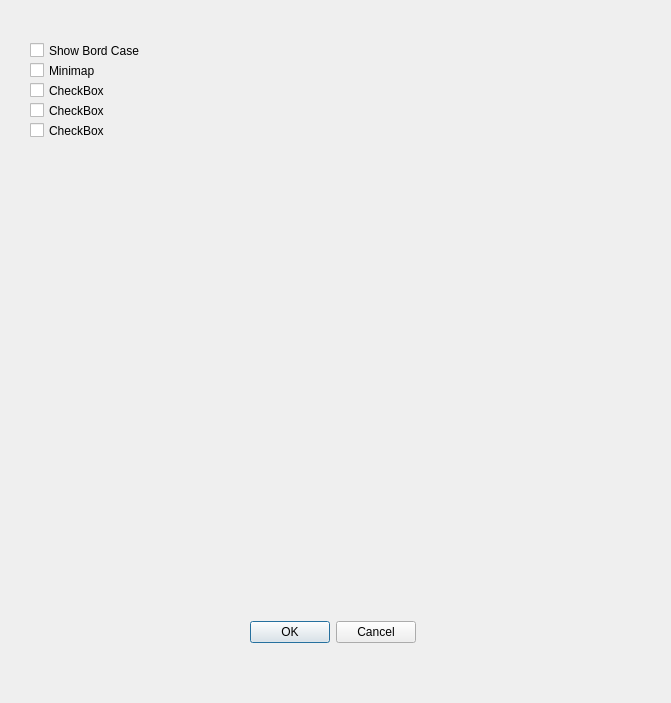
First picture: the form in view/Settings.ui, repository yetanotherf0rked/3a_bobbar, before the edit.
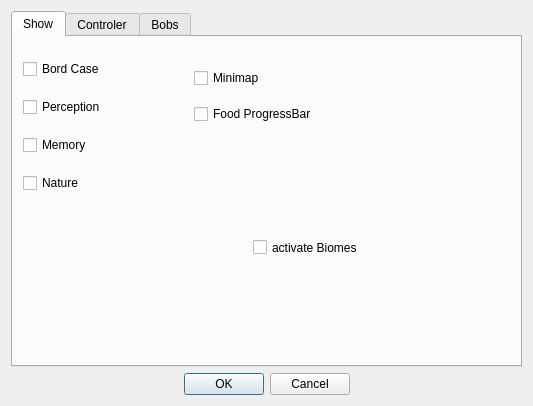
Second picture: the form after the edit.

Diff of the .ui file:
```diff
--- a/view/Settings.ui
+++ b/view/Settings.ui
@@ -6,91 +6,148 @@
    <rect>
     <x>0</x>
     <y>0</y>
-    <width>671</width>
-    <height>703</height>
+    <width>533</width>
+    <height>406</height>
    </rect>
   </property>
   <property name="windowTitle">
    <string>Form</string>
   </property>
+  <layout class="QVBoxLayout" name="verticalLayout_4">
+   <item>
+    <widget class="QTabWidget" name="tabWidget">
+     <property name="currentIndex">
+      <number>0</number>
+     </property>
+     <widget class="QWidget" name="tab">
+      <attribute name="title">
+       <string>Show</string>
+      </attribute>
+      <widget class="QCheckBox" name="show_Biomes">
+       <property name="geometry">
+        <rect>
+         <x>240</x>
+         <y>200</y>
+         <width>122</width>
+         <height>21</height>
+        </rect>
+       </property>
+       <property name="text">
+        <string>activate Biomes</string>
+       </property>
+      </widget>
+      <widget class="QWidget" name="layoutWidget">
+       <property name="geometry">
+        <rect>
+         <x>10</x>
+         <y>10</y>
+         <width>128</width>
+         <height>158</height>
+        </rect>
+       </property>
+       <layout class="QVBoxLayout" name="verticalLayout">
+        <item>
   <widget class="QCheckBox" name="show_Bord_Case">
+          <property name="text">
+           <string>Bord Case</string>
+          </property>
+         </widget>
+        </item>
+        <item>
+         <widget class="QCheckBox" name="show_Perception">
+          <property name="text">
+           <string>Perception</string>
+          </property>
+         </widget>
+        </item>
+        <item>
+         <widget class="QCheckBox" name="show_Memory">
+          <property name="text">
+           <string>Memory</string>
+          </property>
+         </widget>
+        </item>
+        <item>
+         <widget class="QCheckBox" name="show_Nature">
+          <property name="text">
+           <string>Nature</string>
+          </property>
+         </widget>
+        </item>
+       </layout>
+      </widget>
+      <widget class="QWidget" name="layoutWidget">
    <property name="geometry">
     <rect>
-     <x>30</x>
-     <y>40</y>
-     <width>131</width>
-     <height>21</height>
-    </rect>
-   </property>
-   <property name="text">
-    <string>Show Bord Case</string>
-   </property>
-  </widget>
+         <x>181</x>
+         <y>21</y>
+         <width>133</width>
+         <height>77</height>
+        </rect>
+       </property>
+       <layout class="QVBoxLayout" name="verticalLayout_5">
+        <item>
   <widget class="QCheckBox" name="show_Minimap">
-   <property name="geometry">
-    <rect>
-     <x>30</x>
-     <y>60</y>
-     <width>85</width>
-     <height>21</height>
-    </rect>
-   </property>
    <property name="text">
     <string>Minimap</string>
    </property>
   </widget>
-  <widget class="QCheckBox" name="checkBox_3">
-   <property name="geometry">
-    <rect>
-     <x>30</x>
-     <y>80</y>
-     <width>85</width>
-     <height>21</height>
-    </rect>
-   </property>
+        </item>
+        <item>
+         <widget class="QCheckBox" name="show_Food_ProgressBar">
    <property name="text">
-    <string>CheckBox</string>
-   </property>
-  </widget>
-  <widget class="QCheckBox" name="checkBox_4">
+           <string>Food ProgressBar</string>
+          </property>
+         </widget>
+        </item>
+       </layout>
+      </widget>
+     </widget>
+     <widget class="QWidget" name="tab_2">
+      <attribute name="title">
+       <string>Controler</string>
+      </attribute>
+      <widget class="QWidget" name="layoutWidget_2">
    <property name="geometry">
     <rect>
-     <x>30</x>
-     <y>100</y>
-     <width>85</width>
-     <height>21</height>
-    </rect>
-   </property>
-   <property name="text">
-    <string>CheckBox</string>
-   </property>
-  </widget>
-  <widget class="QCheckBox" name="checkBox_5">
+         <x>10</x>
+         <y>10</y>
+         <width>152</width>
+         <height>104</height>
+        </rect>
+       </property>
+       <layout class="QVBoxLayout" name="verticalLayout_3"/>
+      </widget>
+     </widget>
+     <widget class="QWidget" name="tab_3">
+      <attribute name="title">
+       <string>Bobs</string>
+      </attribute>
+      <widget class="QWidget" name="layoutWidget">
    <property name="geometry">
     <rect>
-     <x>30</x>
-     <y>120</y>
-     <width>85</width>
-     <height>21</height>
-    </rect>
-   </property>
-   <property name="text">
-    <string>CheckBox</string>
-   </property>
-  </widget>
+         <x>10</x>
+         <y>10</y>
+         <width>152</width>
+         <height>104</height>
+        </rect>
+       </property>
+       <layout class="QVBoxLayout" name="verticalLayout_2"/>
+      </widget>
+     </widget>
+    </widget>
+   </item>
+   <item>
   <widget class="QDialogButtonBox" name="buttonBox">
-   <property name="geometry">
-    <rect>
-     <x>250</x>
-     <y>620</y>
-     <width>166</width>
-     <height>24</height>
-    </rect>
-   </property>
    <property name="standardButtons">
     <set>QDialogButtonBox::Cancel|QDialogButtonBox::Ok</set>
    </property>
-  </widget>
+     <property name="centerButtons">
+      <bool>true</bool>
+     </property>
+    </widget>
+   </item>
+  </layout>
  </widget>
  <resources/>
  <connections>
```
Left out of the diff: 28 changed lines with no effect on the pictures. Lines whose indentation alone changed are shown as unchanged.
